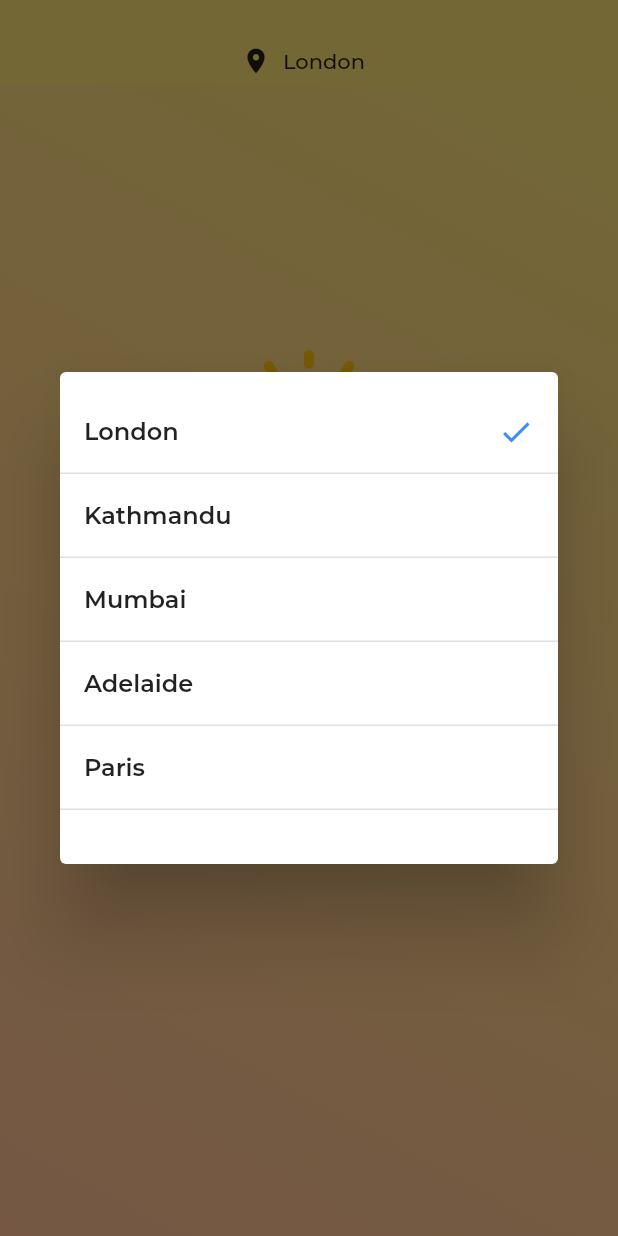
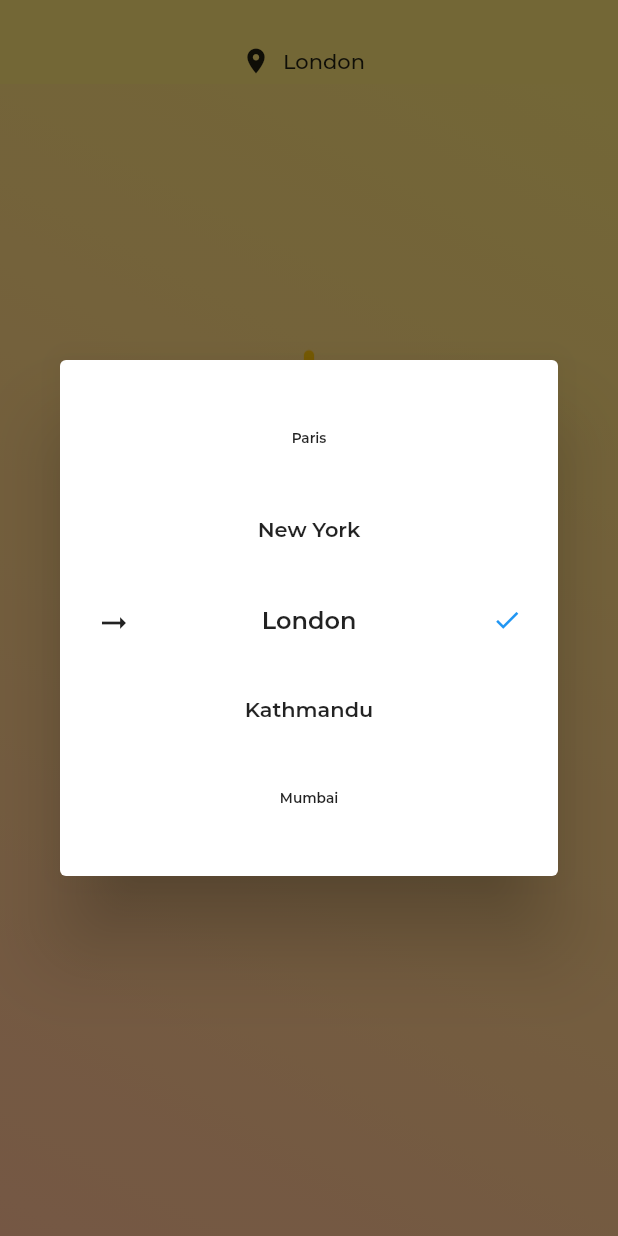
Before and after one commit to PMP56/preWeather, a Flutter app: the screen it shows after launch, after a tap on "London", on a phone screen of 412 x 824 dp. Run offline on Flutter 3.47's test engine with Material 2 defaults, Android fonts, the phone set to English and light mode, and no system bars; drawn by our look-alikes of carousel_slider; network calls fail.

Commit message:
Dropdown removed

```diff
--- a/lib/main.dart
+++ b/lib/main.dart
@@ -1,5 +1,6 @@
 import 'dart:convert';
 
+import 'package:carousel_slider/carousel_slider.dart';
 import 'package:flutter/material.dart';
 import 'package:http/http.dart' as http;
 import 'dart:async';
@@ -51,7 +52,6 @@ class MyHomePage extends StatefulWidget {
 }
 
 class _MyHomePageState extends State<MyHomePage> {
-  int _counter = 0;
   String _city = "London";
 
   Weather _weatherData = const Weather(
@@ -104,7 +104,7 @@ class _MyHomePageState extends State<MyHomePage> {
   }
 
   List<Color> weatherColors(int time, String condition){
-    if (time > 19){
+    if (time >= 19 || time <= 4){
       return const [Colors.black87, Colors.black87];
     }else{
       if (_weatherData.condition == "Sunny") {
@@ -115,39 +115,42 @@ class _MyHomePageState extends State<MyHomePage> {
   }
 
   Color textColor(){
-    if (_weatherData.time > 19) return Colors.white;
+    if (_weatherData.time >= 19 || _weatherData.time <= 4) return Colors.white;
     return Colors.black87;
   }
 
-  ListTile eachTile(int index, BuildContext context){
-    if (_city == cities[index]){
+  ListTile eachTile(String currentCity, BuildContext context){
+    if (_city == currentCity){
       return ListTile(
-        trailing: const Icon(Icons.check, color: Colors.blueAccent,),
+        // trailing: const Icon(Icons.check, color: Colors.blueAccent,),
         onTap: (){
-          // changeCity(cities[index]);
           Navigator.pop(context);
         },
-        title: Text(
-          cities[index],
+        title: Center(
+          child: Text(
+            currentCity,
             style: const TextStyle(
                 fontWeight: FontWeight.bold,
                 color: Colors.black87,
                 fontFamily: "Montserrat"
             ),
           ),
+        ),
       );
     }
     return ListTile(
       onTap: (){
-        changeCity(cities[index]);
+        changeCity(currentCity);
         Navigator.pop(context);
       },
-      title: Text(
-        cities[index],
+      title: Center(
+        child: Text(
+          currentCity,
           style: const TextStyle(
               fontWeight: FontWeight.bold,
               color: Colors.black87,
               fontFamily: "Montserrat"
+          ),
         ),
       ),
 
@@ -179,35 +182,65 @@ class _MyHomePageState extends State<MyHomePage> {
                 Icon(Icons.location_on, color: textColor(), size: 20,),
                 // const SizedBox(width: 15,),
                 TextButton(
-                  onPressed: () => showDialog<String>(
+                  onPressed: () => {
+                    showDialog(
                       context: context,
-                    builder: (BuildContext context) => SimpleDialog(
+                      builder: (BuildContext context) => AlertDialog(
                         // title: const Text('AlertDialog Title'),
+                        content: SizedBox(
+                          height: 300,
+                          width: 500,
+                          child: Stack(
                             children: [
-                        Container(
-                          height: 300,
-                          width: 400,
-                          child: ListView.separated(
-                            itemCount: cities.length,
-                            itemBuilder: (BuildContext context, int index){
-                              return eachTile(index, context);
+                              const Positioned(
+                                  top: 143,
+                                  child: Icon(Icons.arrow_right_alt)
+                              ),
+                              const Positioned(
+                                  top: 143,
+                                  right: 0,
+                                  child: Icon(Icons.done, size: 20, color: Colors.blue,)
+                              ),
+                              CarouselSlider(
+                                items: cities.map((city) {
+                                  return Builder(
+                                    builder: (BuildContext context) {
+                                      return Container(
+                                          width: MediaQuery.of(context).size.width,
+                                          height: 60,
+                                          margin: const EdgeInsets.symmetric(horizontal: 5.0),
+                                          child: eachTile(city, context),
+                                      );
                                     },
-                            separatorBuilder: (BuildContext context, int index) => const Divider(height: 0, thickness: 1,),
+                                  );
+                                }).toList(),
+                                // carouselController: controller,
+
+                                options: CarouselOptions(
+                                  height: 400,
+                                  aspectRatio: 1/9,
+                                  viewportFraction: 0.2,
+                                  initialPage: cities.indexOf(_city),
+                                  enableInfiniteScroll: true,
+                                  reverse: false,
+                                  autoPlay: false,
+                                  enlargeCenterPage: true,
+                                  onPageChanged: (index, reason) {
+                                    setState(() {
+                                      _city = cities[index];
+                                    });
+                                  },
+                                  enlargeStrategy: CenterPageEnlargeStrategy.scale,
+                                  scrollDirection: Axis.vertical,
+                                )
+                              )
+                            ],
+                          )
+                        )
                       ),
                     ),
-                      ]
-                      // actions: <Widget>[
-                      //   TextButton(
-                      //     onPressed: () => Navigator.pop(context, 'Cancel'),
-                      //     child: const Text('Cancel'),
-                      //   ),
-                      //   TextButton(
-                      //     onPressed: () => Navigator.pop(context, 'OK'),
-                      //     child: const Text('OK'),
-                      //   ),
-                      // ],
-                    ),
-                  ),
+                  },
+
                   child: Text(
                     _city,
                     style: TextStyle(
@@ -216,40 +249,6 @@ class _MyHomePageState extends State<MyHomePage> {
                     ),
                   ),
                 )
-                // DropdownButton(
-                //   value: _city,
-                //   // itemHeight: 25,
-                //   icon: const Icon(Icons.keyboard_arrow_down, size: 16,),
-                //   items: <String>['London', 'Kathmandu', 'Adelaide', 'Paris', 'Mumbai', 'New York', 'Boston']
-                //       .map<DropdownMenuItem<String>>((String value) {
-                //     return DropdownMenuItem<String>(
-                //       value: value,
-                //       child: Text(
-                //           value,
-                //           style: TextStyle(
-                //             fontFamily: "Montserrat",
-                //             color: textColor(),
-                //             fontWeight: FontWeight.bold
-                //           ),
-                //       ),
-                //     );
-                //   }).toList(),
-                //   onChanged: (String? newValue) {
-                //     changeCity(newValue!);
-                //   }
-                // )
-                // TextButton(
-                //     onPressed: () => {},
-                //     child: Text(
-                //       widget.title,
-                //       style: const TextStyle(
-                //           fontSize: 18,
-                //           color: Colors.black54,
-                //           fontFamily: "Montserrat"
-                //       ),
-                //     ),
-                // )
-
               ],
             ),
           ],
@@ -343,7 +342,7 @@ class WeatherImage extends StatelessWidget {
   @override
   Widget build(BuildContext context) {
     // print(time);
-    if(time > 19){
+    if(time > 19 || time < 4){
       return Image.asset("assets/moon_cloud.png", width: 175,);
     }
     switch(code){
--- a/pubspec.yaml
+++ b/pubspec.yaml
@@ -36,6 +36,7 @@ dependencies:
   cupertino_icons: ^1.0.2
   http: ^0.13.4
   async: ^2.8.2
+  carousel_slider: ^4.0.0
 
 dev_dependencies:
   flutter_test:
```
Also changed, not shown: pubspec.lock. Lines whose indentation alone changed are shown as unchanged.
